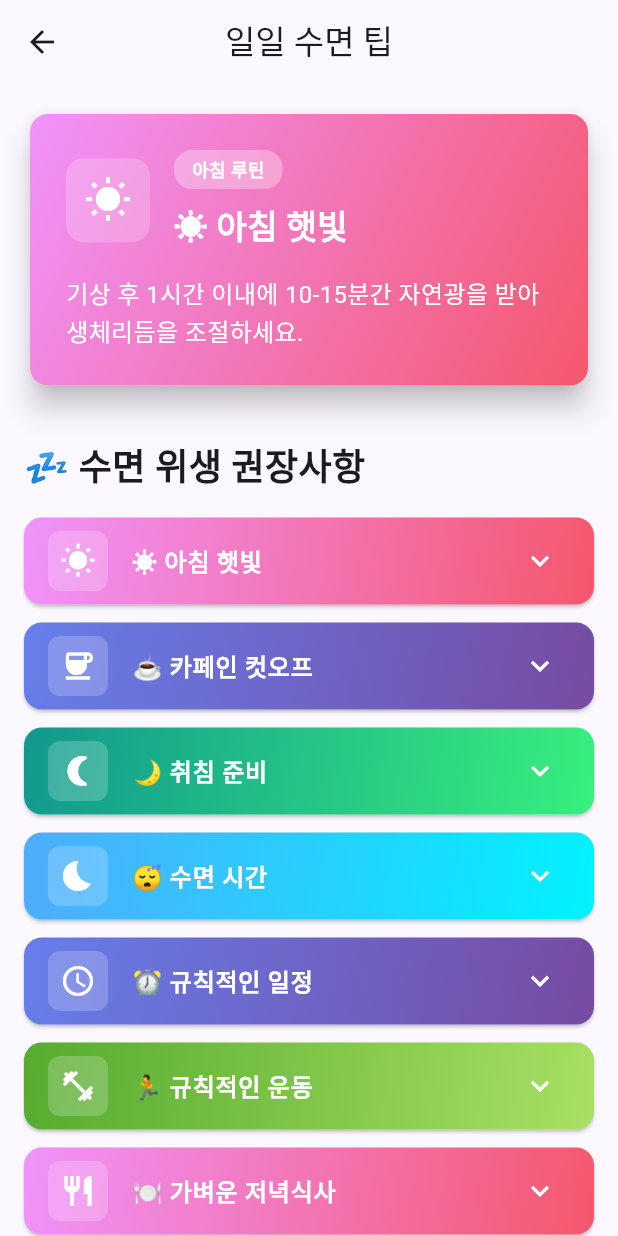
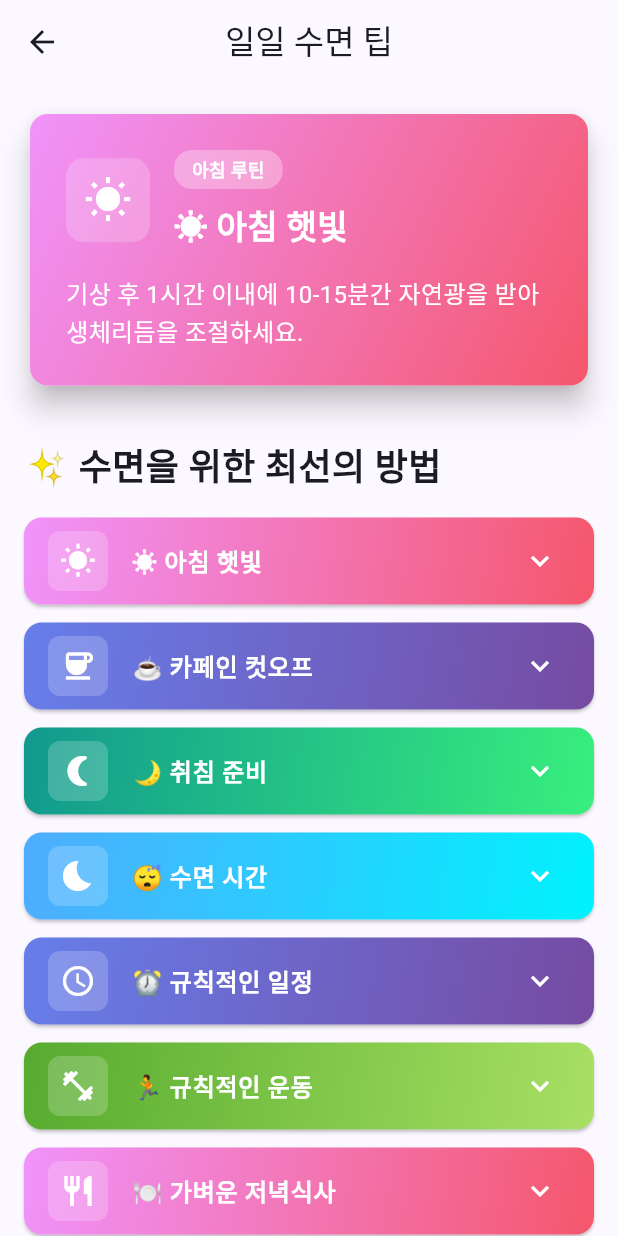
Before and after one commit to AlphaXen/sleepplanner, a Flutter app: the DailySuggestionsScreen screen opened directly, on a phone screen of 412 x 824 dp. Run offline on Flutter 3.47's test engine with Material 3 defaults, Android fonts, the phone set to English and light mode, and no system bars; our stand-ins replace audioplayers, cloud_firestore, firebase_auth, firebase_core, fl_chart, flutter_local_notifications and 6 more; accounts and stored records are empty.

Commit message:
change ltips

```diff
--- a/lib/screens/daily_suggestions_screen.dart
+++ b/lib/screens/daily_suggestions_screen.dart
@@ -24,25 +24,9 @@ class DailySuggestionsScreen extends StatelessWidget {
 
             const SizedBox(height: 32),
 
-            // Sleep Hygiene Section
-            const Text(
-              '💤 수면 위생 권장사항',
-              style: TextStyle(
-                fontSize: 24,
-                fontWeight: FontWeight.bold,
-              ),
-            ),
-            const SizedBox(height: 16),
-
-            ...SleepTips.hygieneRecommendations.map(
-              (tip) => _TipCard(tip: tip),
-            ),
-
-            const SizedBox(height: 32),
-
             // Best Practices Section
             const Text(
-              '✨ 더 나은 수면을 위한 최선의 방법',
+              '✨ 수면을 위한 최선의 방법',
               style: TextStyle(
                 fontSize: 24,
                 fontWeight: FontWeight.bold,
```
